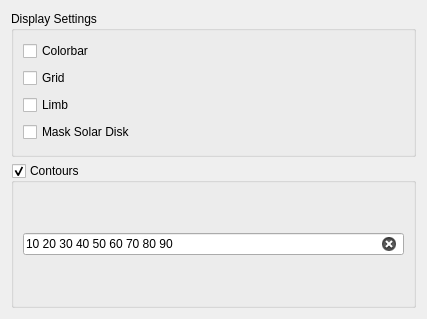
Old version of the form solarviewer/resource/plot_settings.ui in the repository RobertJaro/solar-viewer.
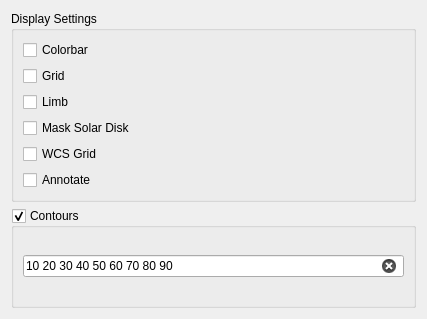
New version of the form.

Commit message: added additional plot settings

```diff
--- a/solarviewer/resource/plot_settings.ui
+++ b/solarviewer/resource/plot_settings.ui
@@ -48,6 +48,20 @@
                  </property>
              </widget>
          </item>
+         <item>
+             <widget class="QCheckBox" name="wcs_grid">
+                 <property name="text">
+                     <string>WCS Grid</string>
+                 </property>
+             </widget>
+         </item>
+         <item>
+             <widget class="QCheckBox" name="annotate">
+                 <property name="text">
+                     <string>Annotate</string>
+                 </property>
+             </widget>
+         </item>
      </layout>
     </widget>
    </item>
```
The commit also changes 4 other files.
